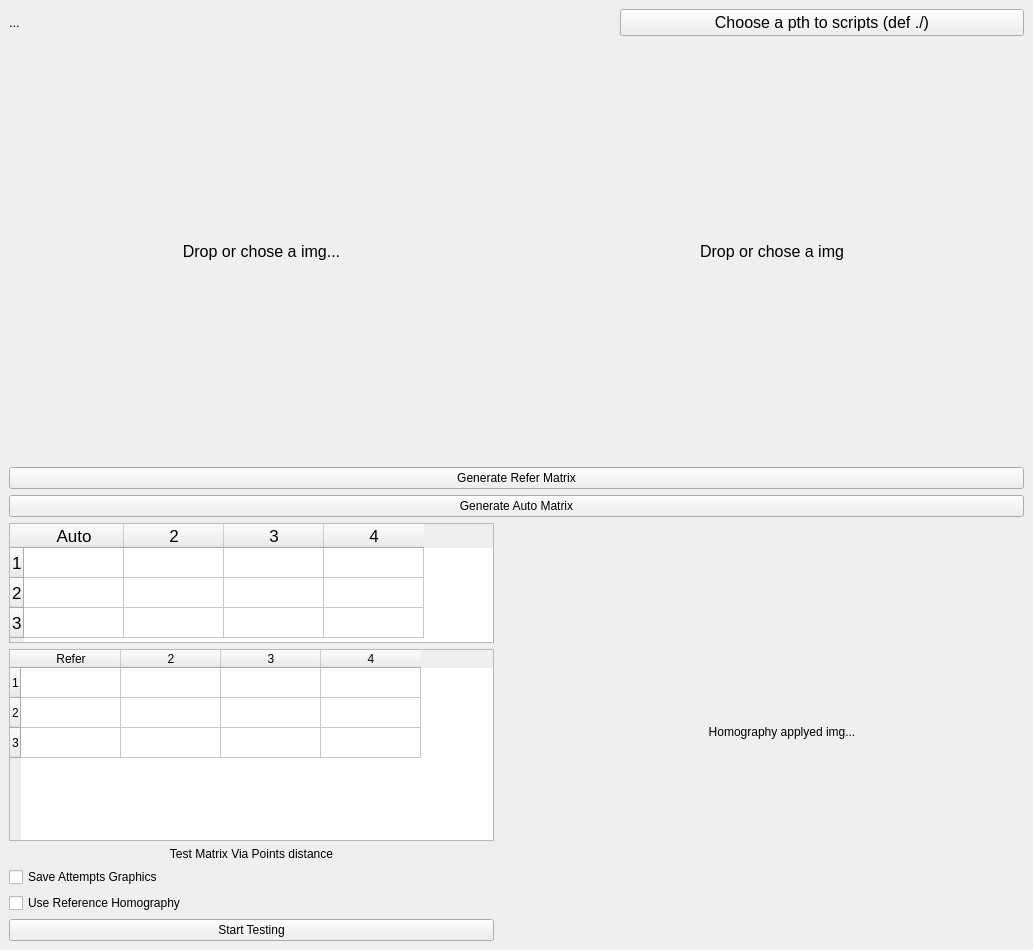
The window that HomographyMatrixCalculator/ui/design/Win.ui (Yachoy/Homography-Matrix) describes before a commit, drawn with Qt 5.
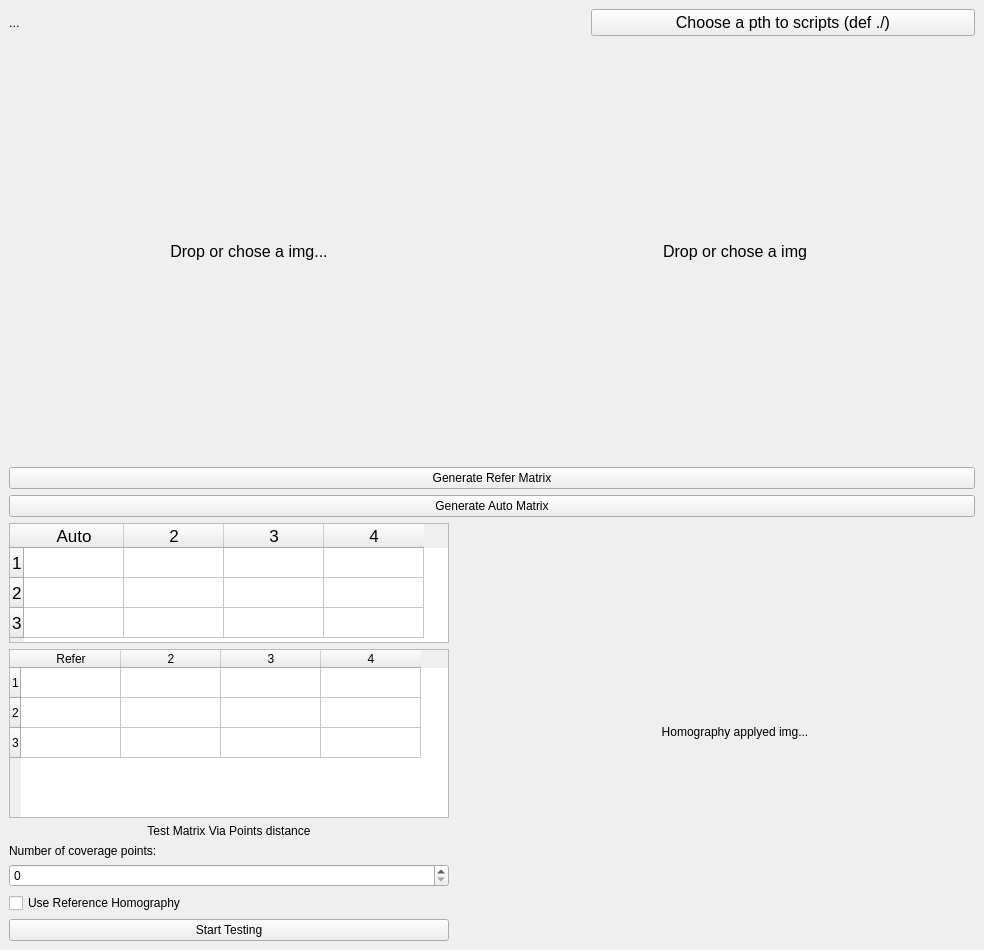
The same window after the commit.

Commit message: little changes. Also added a spin box to choice a number of coverage points. Fix the acceptance types in context call

```diff
--- a/HomographyMatrixCalculator/ui/design/Win.ui
+++ b/HomographyMatrixCalculator/ui/design/Win.ui
@@ -6,7 +6,7 @@
    <rect>
     <x>0</x>
     <y>0</y>
-    <width>1033</width>
+    <width>976</width>
     <height>950</height>
    </rect>
   </property>
@@ -203,12 +203,15 @@
                </widget>
               </item>
               <item>
-               <widget class="QCheckBox" name="checkBoxAttempts">
+               <widget class="QLabel" name="label_3">
                 <property name="text">
-                 <string>Save Attempts Graphics</string>
+                 <string>Number of coverage points:</string>
                 </property>
                </widget>
               </item>
+              <item>
+               <widget class="QSpinBox" name="spinBox"/>
+              </item>
               <item>
                <widget class="QCheckBox" name="checkBoxReference">
                 <property name="text">
```
The commit also changes 8 other files.
